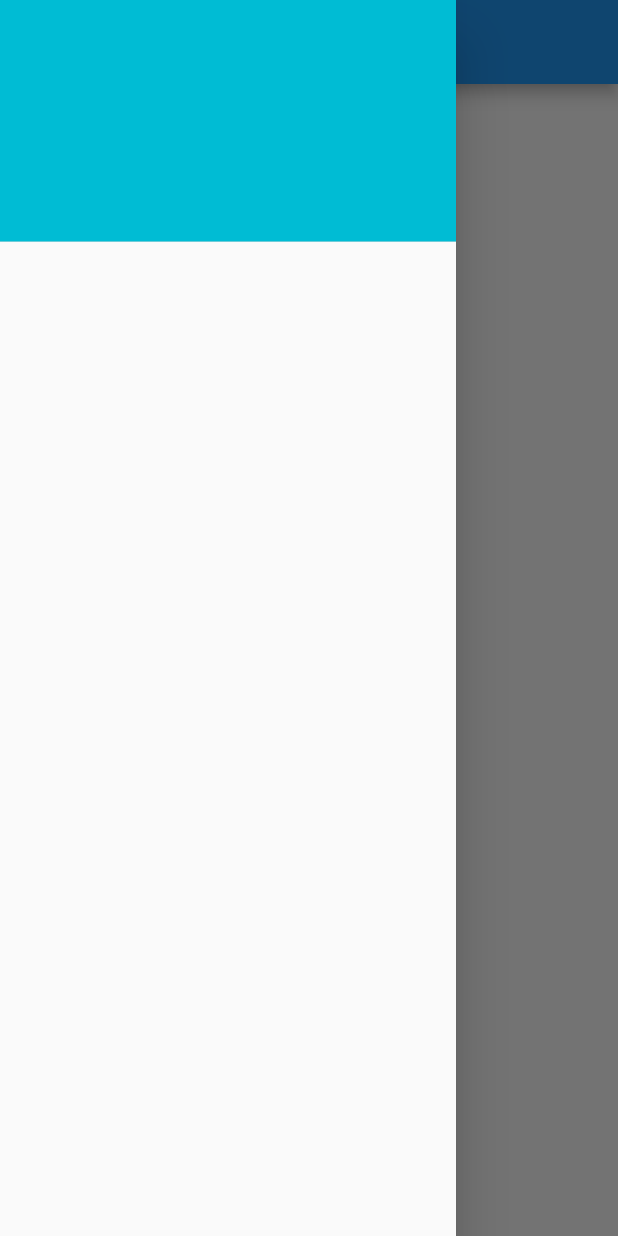
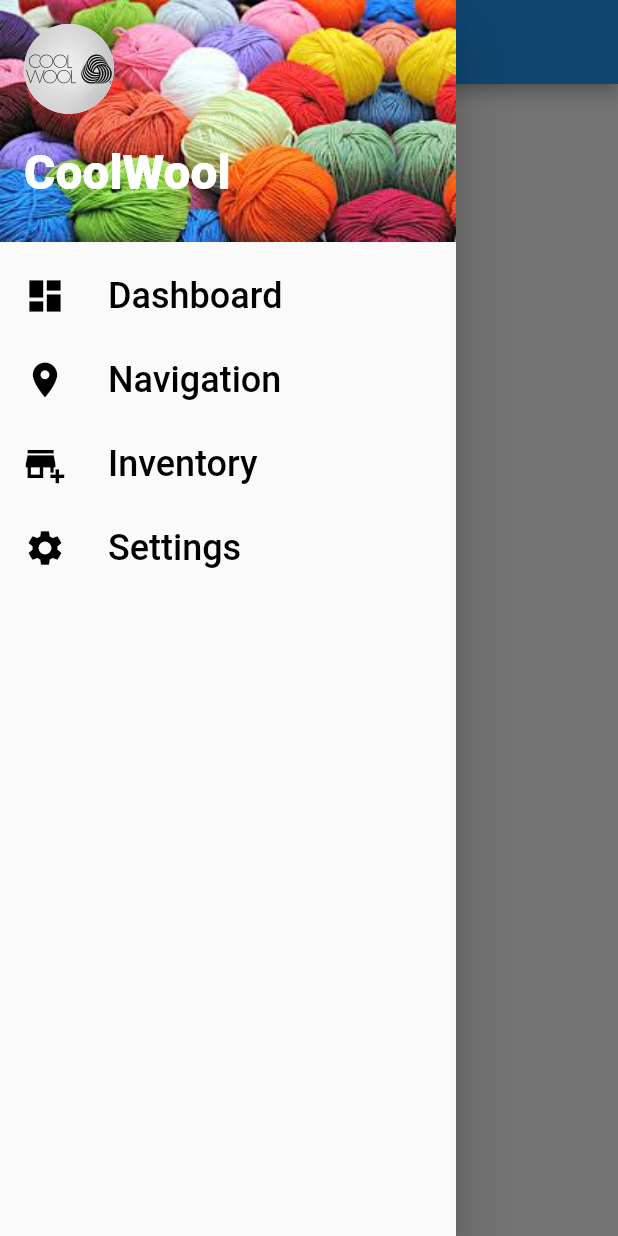
Before and after one commit to GmAbhishek/Flutter_Gmaps, a Flutter app: the screen it shows after launch, with the side drawer open, on a phone screen of 412 x 824 dp. Run offline on Flutter 3.47's test engine with Material 2 defaults, Android fonts, the phone set to English and light mode, and no system bars; our stand-ins replace google_maps_flutter.

Commit message:
Finished works for the day

```diff
--- a/lib/main.dart
+++ b/lib/main.dart
@@ -1,61 +1,6 @@
 import 'package:flutter/material.dart';
-import 'package:google_maps_flutter/google_maps_flutter.dart';
-import 'screens/locations.dart' as locations;
-import 'screens/NavRail.dart';
 import 'screens/menu.dart';
 
 void main() {
   runApp(const DrawerMenuBar());
 }
-
-class MyApp extends StatefulWidget {
-  const MyApp({super.key});
-
-  @override
-  State<MyApp> createState() => _MyAppState();
-}
-
-class _MyAppState extends State<MyApp> {
-  final Map<String, Marker> _markers = {};
-  Future<void> _onMapCreated(GoogleMapController controller) async {
-    final googleOffices = await locations.getGoogleOffices();
-    setState(() {
-      _markers.clear();
-      for (final office in googleOffices.offices) {
-        final marker = Marker(
-          markerId: MarkerId(office.name),
-          position: LatLng(office.lat, office.lng),
-          infoWindow: InfoWindow(
-            title: office.name,
-            snippet: office.address,
-          ),
-        );
-        _markers[office.name] = marker;
-      }
-    });
-  }
-
-  @override
-  Widget build(BuildContext context) {
-    return MaterialApp(
-      theme: ThemeData(
-        useMaterial3: true,
-        colorSchemeSeed: Colors.green[700],
-      ),
-      home: Scaffold(
-        appBar: AppBar(
-          title: const Text('Google Office Locations'),
-          elevation: 2,
-        ),
-        body: GoogleMap(
-          onMapCreated: _onMapCreated,
-          initialCameraPosition: const CameraPosition(
-            target: LatLng(0, 0),
-            zoom: 2,
-          ),
-          markers: _markers.values.toSet(),
-        ),
-      ),
-    );
-  }
-}
--- /dev/null
+++ b/lib/screens/gmaps.dart
@@ -0,0 +1,55 @@
+import 'package:flutter/material.dart';
+import 'package:google_maps_flutter/google_maps_flutter.dart';
+import 'locations.dart' as locations;
+
+class MapsPage extends StatefulWidget {
+  const MapsPage({super.key});
+
+  @override
+  State<MapsPage> createState() => _MapsPageState();
+}
+
+class _MapsPageState extends State<MapsPage> {
+  final Map<String, Marker> _markers = {};
+  Future<void> _onMapCreated(GoogleMapController controller) async {
+    final googleOffices = await locations.getGoogleOffices();
+    setState(() {
+      _markers.clear();
+      for (final office in googleOffices.offices) {
+        final marker = Marker(
+          markerId: MarkerId(office.name),
+          position: LatLng(office.lat, office.lng),
+          infoWindow: InfoWindow(
+            title: office.name,
+            snippet: office.address,
+          ),
+        );
+        _markers[office.name] = marker;
+      }
+    });
+  }
+
+  @override
+  Widget build(BuildContext context) {
+    return MaterialApp(
+      theme: ThemeData(
+        useMaterial3: true,
+        colorSchemeSeed: Colors.green[700],
+      ),
+      home: Scaffold(
+        appBar: AppBar(
+          title: const Text('Google Office Locations'),
+          elevation: 2,
+        ),
+        body: GoogleMap(
+          onMapCreated: _onMapCreated,
+          initialCameraPosition: const CameraPosition(
+            target: LatLng(0, 0),
+            zoom: 2,
+          ),
+          markers: _markers.values.toSet(),
+        ),
+      ),
+    );
+  }
+}
--- a/lib/screens/menu.dart
+++ b/lib/screens/menu.dart
@@ -1,6 +1,5 @@
 import 'package:flutter/material.dart';
-
-
+import 'package:google_maps_in_flutter/screens/NavRail.dart';
 
 class DrawerMenuBar extends StatelessWidget {
   const DrawerMenuBar({super.key});
@@ -12,7 +11,6 @@ class DrawerMenuBar extends StatelessWidget {
     );
   }
 }
-
 
 class HamburgerMenu extends StatefulWidget {
   const HamburgerMenu({super.key});
@@ -30,9 +28,92 @@ class _HamburgerMenuState extends State<HamburgerMenu> {
       ),
       drawer: Drawer(
           child: ListView(
-        children: const [
+        children: [
           DrawerHeader(
-              decoration: BoxDecoration(color: Colors.cyan), child: Column())
+              decoration: const BoxDecoration(
+                  image: DecorationImage(
+                      fit: BoxFit.fill, image: AssetImage("assets/wool.jpeg"))),
+              child: Column(
+                crossAxisAlignment: CrossAxisAlignment.start,
+                children: [
+                  Container(
+                    height: 60,
+                    width: 60,
+                    decoration: BoxDecoration(
+                        borderRadius: BorderRadius.circular(30),
+                        color: Colors.white),
+                    child: ClipRRect(
+                      borderRadius: BorderRadius.circular(30),
+                      child: const Image(
+                        image: AssetImage("assets/logo.jpeg"),
+                        fit: BoxFit.contain,
+                      ),
+                    ),
+                  ),
+                  const SizedBox(height: 20),
+                  const Text("CoolWool",
+                      style: TextStyle(
+                          fontSize: 32,
+                          color: Colors.white,
+                          fontWeight: FontWeight.w900))
+                ],
+              )),
+          ListTile(
+            onTap: ()
+            {
+              Navigator.push(
+                context,MaterialPageRoute(builder: (context) => const NavRailExample())
+              );
+            },
+            leading: const Icon(
+              Icons.dashboard,
+              size: 28,
+              color: Colors.black,
+            ),
+            title: const Text(
+              "Dashboard",
+              style: TextStyle(fontSize: 24, color: Colors.black),
+            ),
+          ),
+          ListTile(
+            onTap: ()
+            {
+              Navigator.push(
+                  context,MaterialPageRoute(builder: (context) => const NavRailExample())
+              );
+            },
+            leading: const Icon(
+              Icons.location_on,
+              size: 28,
+              color: Colors.black,
+            ),
+            title: const Text(
+              "Navigation",
+              style: TextStyle(fontSize: 24, color: Colors.black),
+            ),
+          ),
+          const ListTile(
+            leading: Icon(
+              Icons.add_business,
+              size: 28,
+              color: Colors.black,
+            ),
+            title: Text(
+              "Inventory",
+              style: TextStyle(fontSize: 24, color: Colors.black),
+            ),
+          ),
+          const ListTile(
+            leading: Icon(
+              Icons.settings,
+              size: 28,
+              color: Colors.black,
+            ),
+            title: Text(
+              "Settings",
+              style: TextStyle(fontSize: 24, color: Colors.black),
+            ),
+          ),
         ],
       )),
       body: Container(),
--- a/pubspec.yaml
+++ b/pubspec.yaml
@@ -65,7 +65,7 @@ flutter:
   # the material Icons class.
   uses-material-design: true
   assets:
-    - assets/locations.json
+    - assets/
 
   # To add assets to your application, add an assets section, like this:
 
```
Also changed, not shown: lib/screens/NavRail.dart (+9 -19 lines), assets/logo.jpeg (added), assets/wool.jpeg (added).
